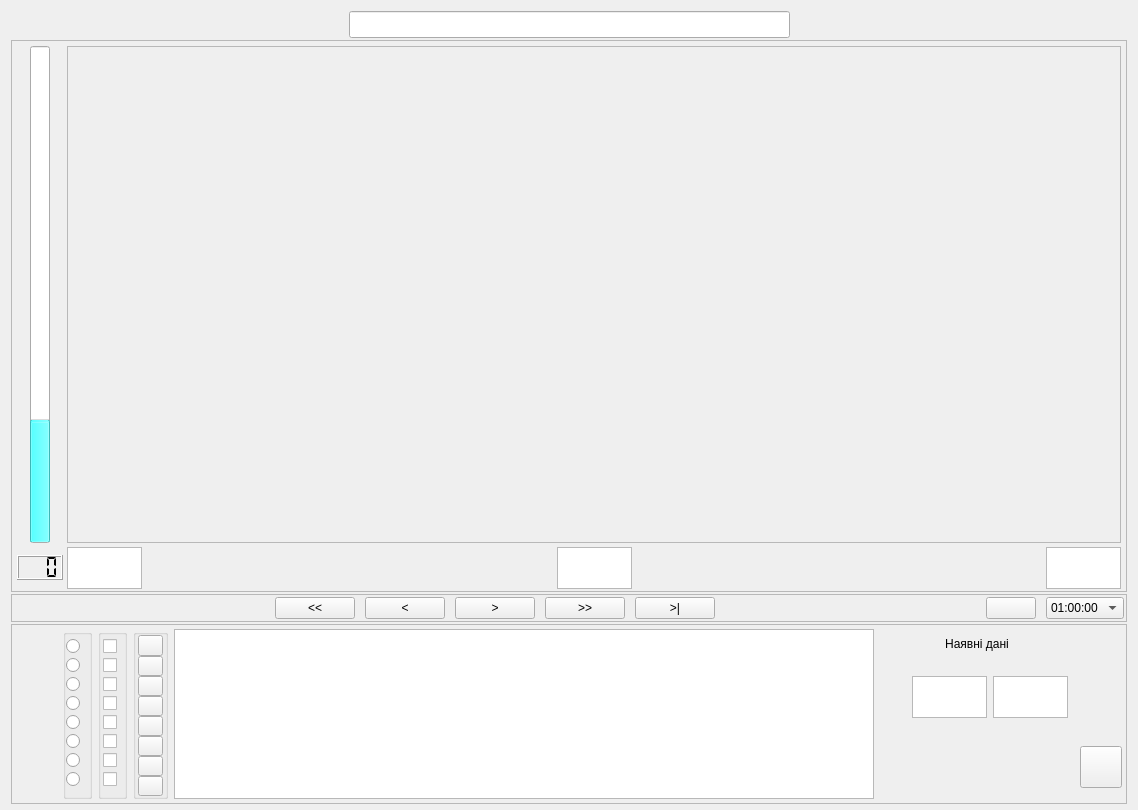
Qt form trend.ui (vanessaorgua/lib) before a commit.
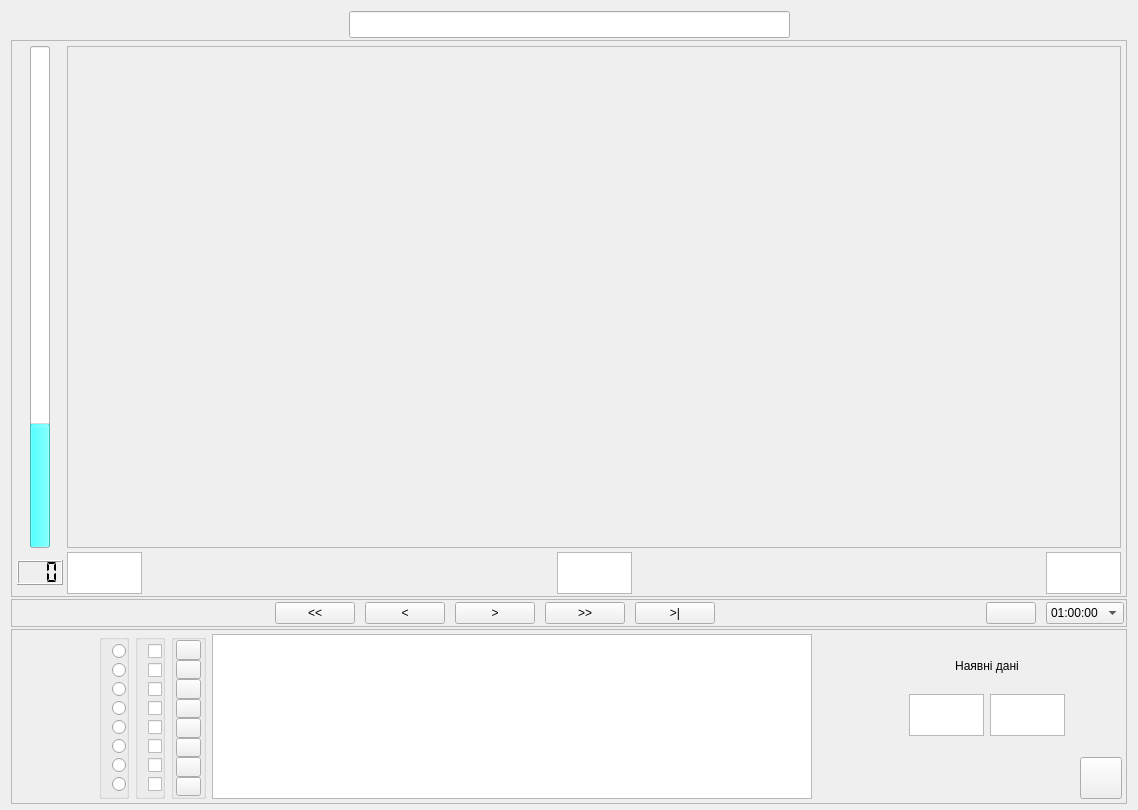
The same form after that commit. Icons and pictures are not drawn.

Commit message: Перероблено TrendChart на малювання графіків без артефактів Внесено виправлення в клас Trend для під’єднання та від’єднання від БД історії Трішки скореговано панель регулятора Розпочато роботи по інтернаціоналізації

The edit to the form file:
```diff
--- a/trend.ui
+++ b/trend.ui
@@ -514,7 +514,7 @@
      <property name="maximumSize" >
       <size>
        <width>16777215</width>
-       <height>180</height>
+       <height>175</height>
       </size>
      </property>
      <property name="frameShape" >
@@ -527,10 +527,26 @@
       <property name="margin" >
        <number>4</number>
       </property>
-      <item rowspan="5" row="0" column="1" >
+      <item rowspan="4" row="0" column="0" >
+       <spacer>
+        <property name="orientation" >
+         <enum>Qt::Horizontal</enum>
+        </property>
+        <property name="sizeType" >
+         <enum>QSizePolicy::Expanding</enum>
+        </property>
+        <property name="sizeHint" stdset="0" >
+         <size>
+          <width>47</width>
+          <height>39</height>
+         </size>
+        </property>
+       </spacer>
+      </item>
+      <item rowspan="4" row="0" column="1" >
        <widget class="QGroupBox" name="plotSelect" >
         <property name="sizePolicy" >
-         <sizepolicy vsizetype="Minimum" hsizetype="Minimum" >
+         <sizepolicy vsizetype="Preferred" hsizetype="Preferred" >
           <horstretch>0</horstretch>
           <verstretch>0</verstretch>
          </sizepolicy>
@@ -552,13 +568,13 @@
           <number>0</number>
          </property>
          <property name="leftMargin" >
-          <number>0</number>
+          <number>10</number>
          </property>
          <property name="topMargin" >
           <number>0</number>
          </property>
          <property name="rightMargin" >
-          <number>2</number>
+          <number>0</number>
          </property>
          <property name="bottomMargin" >
           <number>0</number>
@@ -622,10 +638,10 @@
         </layout>
        </widget>
       </item>
-      <item rowspan="5" row="0" column="2" >
+      <item rowspan="4" row="0" column="2" >
        <widget class="QGroupBox" name="selectedBox" >
         <property name="sizePolicy" >
-         <sizepolicy vsizetype="Preferred" hsizetype="Maximum" >
+         <sizepolicy vsizetype="Preferred" hsizetype="Preferred" >
           <horstretch>0</horstretch>
           <verstretch>0</verstretch>
          </sizepolicy>
@@ -650,13 +666,13 @@
           <number>0</number>
          </property>
          <property name="leftMargin" >
-          <number>2</number>
+          <number>10</number>
          </property>
          <property name="topMargin" >
           <number>0</number>
          </property>
          <property name="rightMargin" >
-          <number>2</number>
+          <number>0</number>
          </property>
          <property name="bottomMargin" >
           <number>0</number>
@@ -720,7 +736,7 @@
         </layout>
        </widget>
       </item>
-      <item rowspan="5" row="0" column="3" >
+      <item rowspan="4" row="0" column="3" >
        <widget class="QGroupBox" name="colorBox" >
         <property name="sizePolicy" >
          <sizepolicy vsizetype="Preferred" hsizetype="Fixed" >
@@ -818,23 +834,35 @@
         </layout>
        </widget>
       </item>
-      <item row="0" column="5" colspan="4" >
-       <widget class="QLabel" name="label" >
+      <item rowspan="4" row="0" column="4" colspan="2" >
+       <widget class="QTableWidget" name="twAgr" >
+        <property name="sizePolicy" >
+         <sizepolicy vsizetype="Preferred" hsizetype="Preferred" >
+          <horstretch>0</horstretch>
+          <verstretch>0</verstretch>
+         </sizepolicy>
+        </property>
         <property name="minimumSize" >
          <size>
-          <width>0</width>
-          <height>30</height>
+          <width>600</width>
+          <height>0</height>
          </size>
         </property>
-        <property name="text" >
-         <string>Наявні дані</string>
+        <property name="maximumSize" >
+         <size>
+          <width>16777215</width>
+          <height>16777215</height>
+         </size>
         </property>
-        <property name="alignment" >
-         <set>Qt::AlignCenter</set>
+        <property name="verticalScrollBarPolicy" >
+         <enum>Qt::ScrollBarAlwaysOff</enum>
+        </property>
+        <property name="horizontalScrollBarPolicy" >
+         <enum>Qt::ScrollBarAlwaysOff</enum>
         </property>
        </widget>
       </item>
-      <item rowspan="3" row="0" column="9" >
+      <item rowspan="2" row="0" column="8" >
        <spacer>
         <property name="orientation" >
          <enum>Qt::Vertical</enum>
@@ -850,113 +878,7 @@
         </property>
        </spacer>
       </item>
-      <item rowspan="5" row="0" column="0" >
-       <spacer>
-        <property name="orientation" >
-         <enum>Qt::Horizontal</enum>
-        </property>
-        <property name="sizeType" >
-         <enum>QSizePolicy::Expanding</enum>
-        </property>
-        <property name="sizeHint" stdset="0" >
-         <size>
-          <width>47</width>
-          <height>39</height>
-         </size>
-        </property>
-       </spacer>
-      </item>
-      <item rowspan="4" row="1" column="5" >
-       <spacer>
-        <property name="orientation" >
-         <enum>Qt::Horizontal</enum>
-        </property>
-        <property name="sizeType" >
-         <enum>QSizePolicy::Expanding</enum>
-        </property>
-        <property name="sizeHint" stdset="0" >
-         <size>
-          <width>10</width>
-          <height>139</height>
-         </size>
-        </property>
-       </spacer>
-      </item>
-      <item rowspan="2" row="1" column="6" >
-       <widget class="QTextBrowser" name="db_startDate" >
-        <property name="sizePolicy" >
-         <sizepolicy vsizetype="Fixed" hsizetype="Fixed" >
-          <horstretch>1</horstretch>
-          <verstretch>1</verstretch>
-         </sizepolicy>
-        </property>
-        <property name="minimumSize" >
-         <size>
-          <width>75</width>
-          <height>42</height>
-         </size>
-        </property>
-        <property name="maximumSize" >
-         <size>
-          <width>75</width>
-          <height>42</height>
-         </size>
-        </property>
-        <property name="verticalScrollBarPolicy" >
-         <enum>Qt::ScrollBarAlwaysOff</enum>
-        </property>
-        <property name="horizontalScrollBarPolicy" >
-         <enum>Qt::ScrollBarAsNeeded</enum>
-        </property>
-        <property name="acceptRichText" >
-         <bool>false</bool>
-        </property>
-        <property name="textInteractionFlags" >
-         <set>Qt::NoTextInteraction</set>
-        </property>
-        <property name="openLinks" >
-         <bool>false</bool>
-        </property>
-       </widget>
-      </item>
-      <item rowspan="2" row="1" column="7" >
-       <widget class="QTextBrowser" name="db_stopDate" >
-        <property name="sizePolicy" >
-         <sizepolicy vsizetype="Fixed" hsizetype="Fixed" >
-          <horstretch>1</horstretch>
-          <verstretch>1</verstretch>
-         </sizepolicy>
-        </property>
-        <property name="minimumSize" >
-         <size>
-          <width>75</width>
-          <height>42</height>
-         </size>
-        </property>
-        <property name="maximumSize" >
-         <size>
-          <width>75</width>
-          <height>42</height>
-         </size>
-        </property>
-        <property name="verticalScrollBarPolicy" >
-         <enum>Qt::ScrollBarAlwaysOff</enum>
-        </property>
-        <property name="horizontalScrollBarPolicy" >
-         <enum>Qt::ScrollBarAsNeeded</enum>
-        </property>
-        <property name="acceptRichText" >
-         <bool>false</bool>
-        </property>
-        <property name="textInteractionFlags" >
-         <set>Qt::NoTextInteraction</set>
-        </property>
-        <property name="openLinks" >
-         <bool>false</bool>
-        </property>
-       </widget>
-      </item>
-      <item rowspan="2" row="3" column="9" >
+      <item rowspan="2" row="2" column="8" >
        <widget class="QPushButton" name="Exit" >
         <property name="minimumSize" >
          <size>
@@ -982,34 +904,121 @@
         </property>
        </widget>
       </item>
-      <item rowspan="5" row="0" column="4" >
-       <widget class="QTableWidget" name="twAgr" >
-        <property name="sizePolicy" >
-         <sizepolicy vsizetype="Preferred" hsizetype="Preferred" >
-          <horstretch>0</horstretch>
-          <verstretch>0</verstretch>
-         </sizepolicy>
+      <item row="0" column="7" >
+       <widget class="QFrame" name="frame_2" >
+        <property name="frameShape" >
+         <enum>QFrame::NoFrame</enum>
         </property>
-        <property name="minimumSize" >
-         <size>
-          <width>700</width>
-          <height>0</height>
-         </size>
+        <property name="frameShadow" >
+         <enum>QFrame::Raised</enum>
         </property>
-        <property name="maximumSize" >
-         <size>
-          <width>16777215</width>
-          <height>16777215</height>
-         </size>
-        </property>
-        <property name="verticalScrollBarPolicy" >
-         <enum>Qt::ScrollBarAlwaysOff</enum>
-        </property>
-        <property name="horizontalScrollBarPolicy" >
-         <enum>Qt::ScrollBarAlwaysOff</enum>
-        </property>
+        <layout class="QGridLayout" name="gridLayout" >
+         <item row="0" column="0" colspan="2" >
+          <widget class="QLabel" name="label" >
+           <property name="minimumSize" >
+            <size>
+             <width>0</width>
+             <height>30</height>
+            </size>
+           </property>
+           <property name="text" >
+            <string>Наявні дані</string>
+           </property>
+           <property name="alignment" >
+            <set>Qt::AlignCenter</set>
+           </property>
+          </widget>
+         </item>
+         <item row="1" column="0" >
+          <widget class="QTextBrowser" name="db_startDate" >
+           <property name="sizePolicy" >
+            <sizepolicy vsizetype="Fixed" hsizetype="Fixed" >
+             <horstretch>1</horstretch>
+             <verstretch>1</verstretch>
+            </sizepolicy>
+           </property>
+           <property name="minimumSize" >
+            <size>
+             <width>75</width>
+             <height>42</height>
+            </size>
+           </property>
+           <property name="maximumSize" >
+            <size>
+             <width>75</width>
+             <height>42</height>
+            </size>
+           </property>
+           <property name="verticalScrollBarPolicy" >
+            <enum>Qt::ScrollBarAlwaysOff</enum>
+           </property>
+           <property name="horizontalScrollBarPolicy" >
+            <enum>Qt::ScrollBarAsNeeded</enum>
+           </property>
+           <property name="acceptRichText" >
+            <bool>false</bool>
+           </property>
+           <property name="textInteractionFlags" >
+            <set>Qt::NoTextInteraction</set>
+           </property>
+           <property name="openLinks" >
+            <bool>false</bool>
+           </property>
+          </widget>
+         </item>
+         <item row="1" column="1" >
+          <widget class="QTextBrowser" name="db_stopDate" >
+           <property name="sizePolicy" >
+            <sizepolicy vsizetype="Fixed" hsizetype="Fixed" >
+             <horstretch>1</horstretch>
+             <verstretch>1</verstretch>
+            </sizepolicy>
+           </property>
+           <property name="minimumSize" >
+            <size>
+             <width>75</width>
+             <height>42</height>
+            </size>
+           </property>
+           <property name="maximumSize" >
+            <size>
+             <width>75</width>
+             <height>42</height>
+            </size>
+           </property>
+           <property name="verticalScrollBarPolicy" >
+            <enum>Qt::ScrollBarAlwaysOff</enum>
+           </property>
+           <property name="horizontalScrollBarPolicy" >
+            <enum>Qt::ScrollBarAsNeeded</enum>
+           </property>
+           <property name="acceptRichText" >
+            <bool>false</bool>
+           </property>
+           <property name="textInteractionFlags" >
+            <set>Qt::NoTextInteraction</set>
+           </property>
+           <property name="openLinks" >
+            <bool>false</bool>
+           </property>
+          </widget>
+         </item>
+        </layout>
        </widget>
       </item>
+      <item rowspan="2" row="0" column="6" >
+       <spacer name="horizontalSpacer" >
+        <property name="orientation" >
+         <enum>Qt::Horizontal</enum>
+        </property>
+        <property name="sizeHint" stdset="0" >
+         <size>
+          <width>40</width>
+          <height>20</height>
+         </size>
+        </property>
+       </spacer>
+      </item>
      </layout>
     </widget>
    </item>
```
The commit also changes 2 other files.
